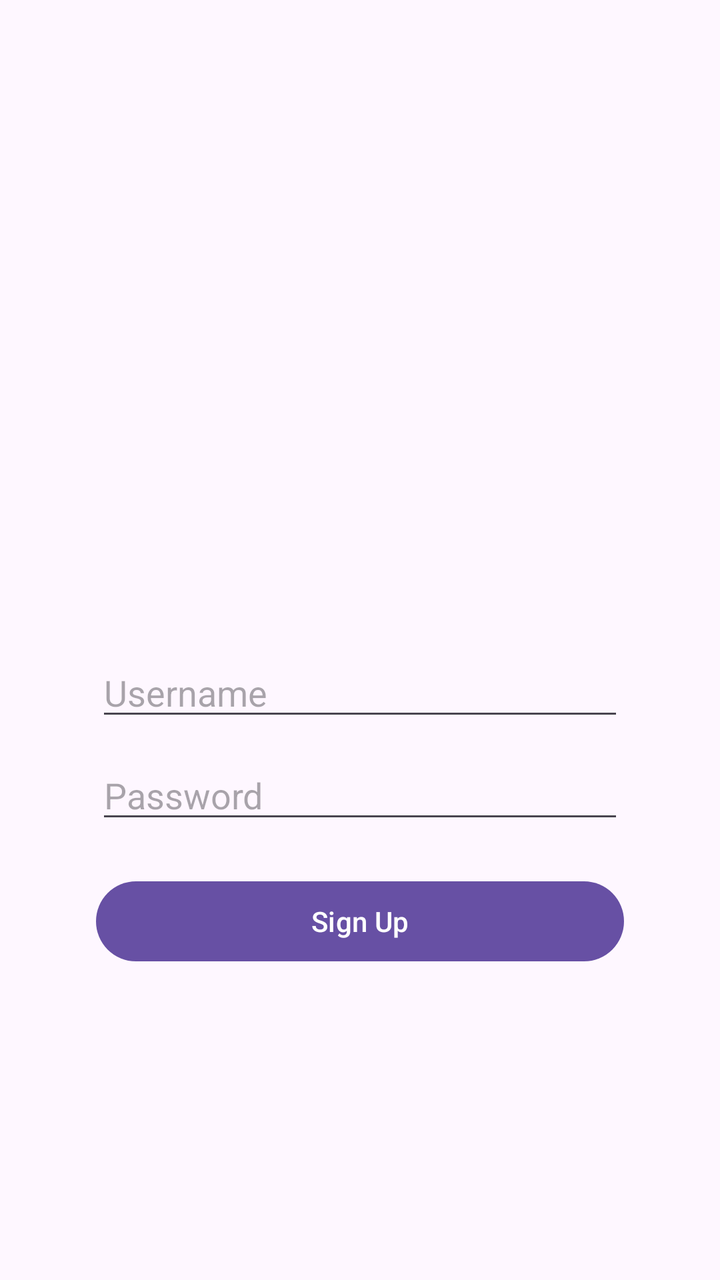
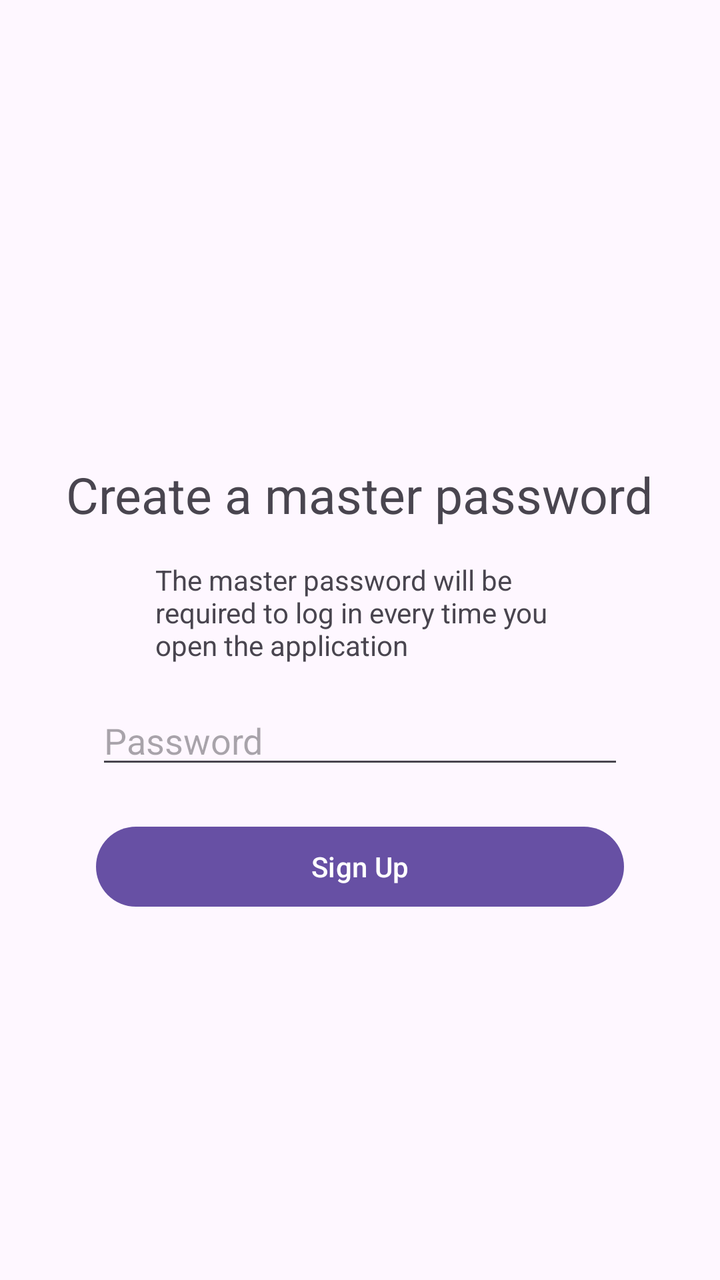

Compare the two renders of this Android layout. The source of the first and the diff that turns it into the second are given below.
<!-- AndroidManifest.xml: activity theme Theme.PassManager -->
<!-- res/layout/activity_sign_up.xml -->
<androidx.constraintlayout.widget.ConstraintLayout xmlns:android="http://schemas.android.com/apk/res/android"
    xmlns:app="http://schemas.android.com/apk/res-auto"
    xmlns:tools="http://schemas.android.com/tools"
    android:orientation="vertical"
    android:padding="24dp"
    android:layout_width="match_parent"
    android:layout_height="match_parent">

    <EditText
        android:id="@+id/etNewUsername"
        android:layout_width="match_parent"
        android:layout_height="wrap_content"
        android:layout_marginStart="24dp"
        android:layout_marginTop="300dp"
        android:layout_marginEnd="24dp"
        android:layout_marginBottom="10dp"
        android:hint="Username"
        app:layout_constraintBottom_toTopOf="@+id/etNewPassword"
        app:layout_constraintEnd_toEndOf="parent"
        app:layout_constraintStart_toStartOf="parent"
        app:layout_constraintTop_toTopOf="parent" />

    <EditText
        android:id="@+id/etNewPassword"
        android:layout_width="match_parent"
        android:layout_height="wrap_content"
        android:layout_marginStart="24dp"
        android:layout_marginEnd="24dp"
        android:layout_marginBottom="28dp"
        android:hint="Password"
        android:inputType="textPassword"
        app:layout_constraintBottom_toTopOf="@+id/btnSignUp"
        app:layout_constraintEnd_toEndOf="parent"
        app:layout_constraintStart_toStartOf="parent"
        app:layout_constraintTop_toBottomOf="@+id/etNewUsername" />

    <Button
        android:id="@+id/btnSignUp"
        android:layout_width="match_parent"
        android:layout_height="wrap_content"
        android:layout_marginStart="24dp"
        android:layout_marginTop="20dp"
        android:layout_marginEnd="24dp"
        android:text="Sign Up"
        app:layout_constraintEnd_toEndOf="parent"
        app:layout_constraintStart_toStartOf="parent"
        app:layout_constraintTop_toBottomOf="@+id/etNewPassword" />

</androidx.constraintlayout.widget.ConstraintLayout>
<!-- resources referenced by this layout -->
<resources>
  <style name="Theme.PassManager" parent="Base.Theme.PassManager" />
  <style name="Base.Theme.PassManager" parent="Theme.Material3.DayNight.NoActionBar">
          
          
      </style>
</resources>

<!-- the commit's change to res/layout/activity_sign_up.xml (unified diff, before → after) -->
@@ -6,25 +6,13 @@
     android:layout_width="match_parent"
     android:layout_height="match_parent">
 
-    <EditText
-        android:id="@+id/etNewUsername"
-        android:layout_width="match_parent"
-        android:layout_height="wrap_content"
-        android:layout_marginStart="24dp"
-        android:layout_marginTop="300dp"
-        android:layout_marginEnd="24dp"
-        android:layout_marginBottom="10dp"
-        android:hint="Username"
-        app:layout_constraintBottom_toTopOf="@+id/etNewPassword"
-        app:layout_constraintEnd_toEndOf="parent"
-        app:layout_constraintStart_toStartOf="parent"
-        app:layout_constraintTop_toTopOf="parent" />
 
     <EditText
         android:id="@+id/etNewPassword"
         android:layout_width="match_parent"
         android:layout_height="wrap_content"
         android:layout_marginStart="24dp"
+        android:layout_marginTop="324dp"
         android:layout_marginEnd="24dp"
         android:layout_marginBottom="28dp"
         android:hint="Password"
@@ -32,7 +20,7 @@
         app:layout_constraintBottom_toTopOf="@+id/btnSignUp"
         app:layout_constraintEnd_toEndOf="parent"
         app:layout_constraintStart_toStartOf="parent"
-        app:layout_constraintTop_toBottomOf="@+id/etNewUsername" />
+        app:layout_constraintTop_toTopOf="parent" />
 
     <Button
         android:id="@+id/btnSignUp"
@@ -46,4 +34,30 @@
         app:layout_constraintStart_toStartOf="parent"
         app:layout_constraintTop_toBottomOf="@+id/etNewPassword" />
 
+    <TextView
+        android:id="@+id/textView"
+        android:layout_width="wrap_content"
+        android:layout_height="wrap_content"
+        android:layout_marginStart="111dp"
+        android:layout_marginEnd="111dp"
+        android:layout_marginBottom="84dp"
+        android:text="Create a master password"
+        android:textSize="25dp"
+        app:layout_constraintBottom_toTopOf="@+id/etNewPassword"
+        app:layout_constraintEnd_toEndOf="parent"
+        app:layout_constraintHorizontal_bias="0.503"
+        app:layout_constraintStart_toStartOf="parent" />
+
+    <TextView
+        android:id="@+id/textView2"
+        android:layout_width="205dp"
+        android:layout_height="wrap_content"
+        android:layout_marginTop="16dp"
+        android:layout_marginBottom="16dp"
+        android:text="The master password will be required to log in every time you open the application"
+        app:layout_constraintBottom_toTopOf="@+id/etNewPassword"
+        app:layout_constraintEnd_toEndOf="parent"
+        app:layout_constraintStart_toStartOf="parent"
+        app:layout_constraintTop_toBottomOf="@id/textView" />
+
 </androidx.constraintlayout.widget.ConstraintLayout>
